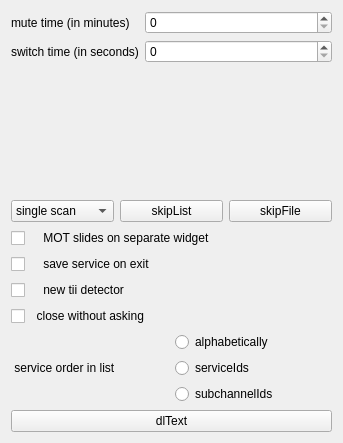
This is forms/config-helper.ui in JvanKatwijk/qt-dab as Qt 5 draws it before an edit. The edited form follows.
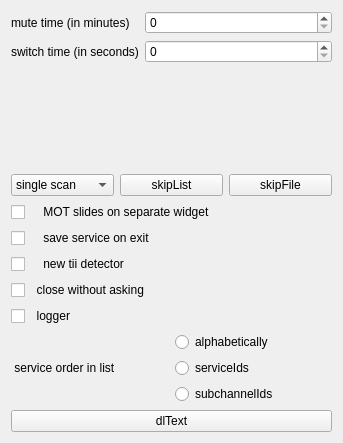
This is the edited form. Custom widgets are drawn as their Qt base class.

The edit to the form file:
```diff
--- a/forms/config-helper.ui
+++ b/forms/config-helper.ui
@@ -126,6 +126,13 @@
      </property>
     </widget>
    </item>
+   <item>
+    <widget class="QCheckBox" name="loggerButton">
+     <property name="text">
+      <string>  logger</string>
+     </property>
+    </widget>
+   </item>
    <item>
     <layout class="QHBoxLayout" name="horizontalLayout_3">
      <item>
```
